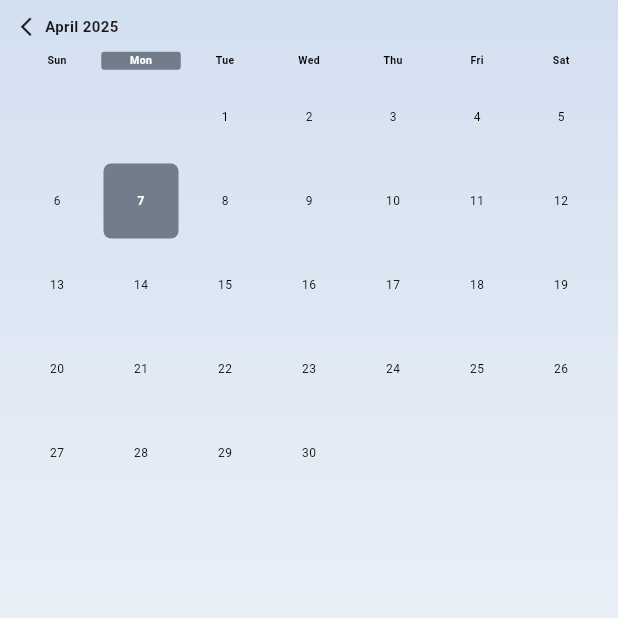
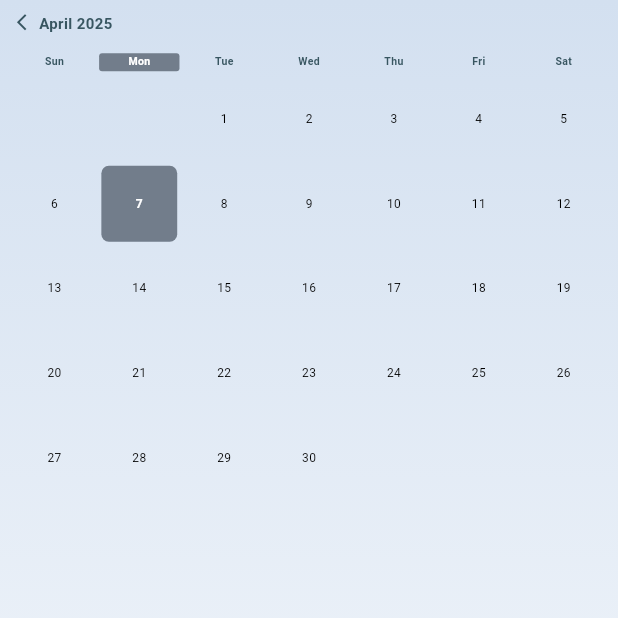
Before and after one commit to Blueeyss14/f-watch, a Flutter app: the CalendarPage screen opened directly, on a phone screen of 412 x 824 dp, the top half of it. Run offline on Flutter 3.47's test engine with Material 3 defaults, Android fonts, the light colour scheme and no system bars; our stand-ins replace flutter_dotenv, geolocator, weather_icons; missing offline and left inert: circular_menu, one_clock; network calls fail.

Commit message:
update kecil kecilan

```diff
--- a/lib/src/features/views/pages/calendar_page.dart
+++ b/lib/src/features/views/pages/calendar_page.dart
@@ -1,4 +1,5 @@
 import 'package:f_smartwatch/src/shared/style/custom_color.dart';
+import 'package:f_smartwatch/src/shared/widget/gradient_background.dart';
 import 'package:flutter/material.dart';
 import 'package:intl/intl.dart';
 
@@ -44,18 +45,12 @@ class CalendarPage extends StatelessWidget {
       );
     }
 
-    return Container(
-      padding: const EdgeInsets.all(10),
-      decoration: BoxDecoration(
-        gradient: LinearGradient(
-          colors: [blue1, Colors.white],
-          begin: Alignment.topCenter,
-          end: Alignment.bottomCenter,
-        ),
-      ),
+    return GradientBackground(
       child: Scaffold(
         backgroundColor: Colors.transparent,
-        body: Column(
+        body: Padding(
+          padding: const EdgeInsets.all(8.0),
+          child: Column(
             mainAxisAlignment: MainAxisAlignment.start,
             crossAxisAlignment: CrossAxisAlignment.start,
             children: [
@@ -65,16 +60,24 @@ class CalendarPage extends StatelessWidget {
                     onTap: () {
                       Navigator.of(context).pop();
                     },
-                  child: Icon(Icons.arrow_back_ios_new_sharp, size: 15),
+                    child: Icon(
+                      Icons.arrow_back_ios_new_sharp,
+                      size: 13,
+                      color: blue3,
+                    ),
                   ),
                   const SizedBox(width: 5),
                   Text(
                     DateFormat('MMMM yyyy').format(now),
-                  style: TextStyle(fontSize: 10, fontWeight: FontWeight.bold),
+                    style: TextStyle(
+                      fontSize: 10,
+                      fontWeight: FontWeight.bold,
+                      color: blue3,
+                    ),
                   ),
                 ],
               ),
-            const SizedBox(height: 8),
+              const SizedBox(height: 12),
               Row(
                 mainAxisAlignment: MainAxisAlignment.spaceAround,
                 children: [
@@ -94,10 +97,7 @@ class CalendarPage extends StatelessWidget {
                           style: TextStyle(
                             fontSize: 7,
                             fontWeight: FontWeight.bold,
-                          color:
-                              i == now.weekday % 7
-                                  ? Colors.white
-                                  : Colors.black,
+                            color: i == now.weekday % 7 ? Colors.white : blue3,
                           ),
                         ),
                       ),
@@ -111,6 +111,7 @@ class CalendarPage extends StatelessWidget {
             ],
           ),
         ),
+      ),
     );
   }
 }
--- /dev/null
+++ b/lib/src/shared/widget/gradient_background.dart
@@ -0,0 +1,21 @@
+import 'package:f_smartwatch/src/shared/style/custom_color.dart';
+import 'package:flutter/material.dart';
+
+class GradientBackground extends StatelessWidget {
+  final Widget? child;
+  const GradientBackground({super.key, this.child});
+
+  @override
+  Widget build(BuildContext context) {
+    return Container(
+      decoration: BoxDecoration(
+        gradient: LinearGradient(
+          colors: [blue1, Colors.white],
+          begin: Alignment.topCenter,
+          end: Alignment.bottomCenter,
+        ),
+      ),
+      child: child,
+    );
+  }
+}
--- a/pubspec.yaml
+++ b/pubspec.yaml
@@ -44,6 +44,7 @@ dependencies:
   http: ^1.3.0
   flutter_dotenv: ^5.2.1
   provider: ^6.1.4
+  weather_icons: ^3.0.0
 
 dev_dependencies:
   flutter_test:
```
Also changed, not shown: lib/src/features/views/components/temperature.dart (+7 -1 lines), lib/src/features/views/pages/temperature_page.dart (added, +53 -0 lines), lib/src/features/views/pages/timer_page.dart (+16 -9 lines), pubspec.lock. Lines whose indentation alone changed are shown as unchanged.
